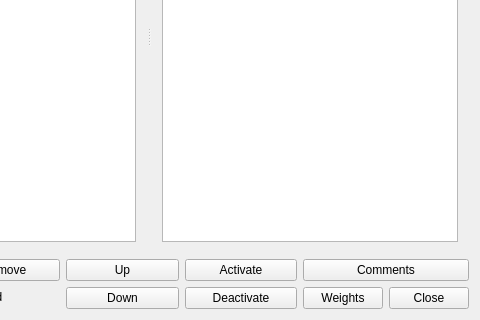
This is fet/src/interface/allspaceconstraintsform_template.ui in vonmecheln/fet as Qt 5 draws it before an edit; both pictures show x 182 to 662 and y 218 to 538 of the 662 by 538 pixel window. The edited form follows.
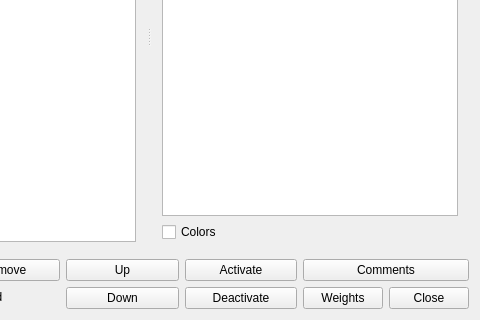
This is the edited form.

The edit to the form file:
```diff
--- a/fet/src/interface/allspaceconstraintsform_template.ui
+++ b/fet/src/interface/allspaceconstraintsform_template.ui
@@ -126,6 +126,13 @@
        <item>
         <widget class="QTextEdit" name="currentConstraintTextEdit"/>
        </item>
+       <item>
+        <widget class="QCheckBox" name="colorsCheckBox">
+         <property name="text">
+          <string>Colors</string>
+         </property>
+        </widget>
+       </item>
       </layout>
      </widget>
     </widget>
```
